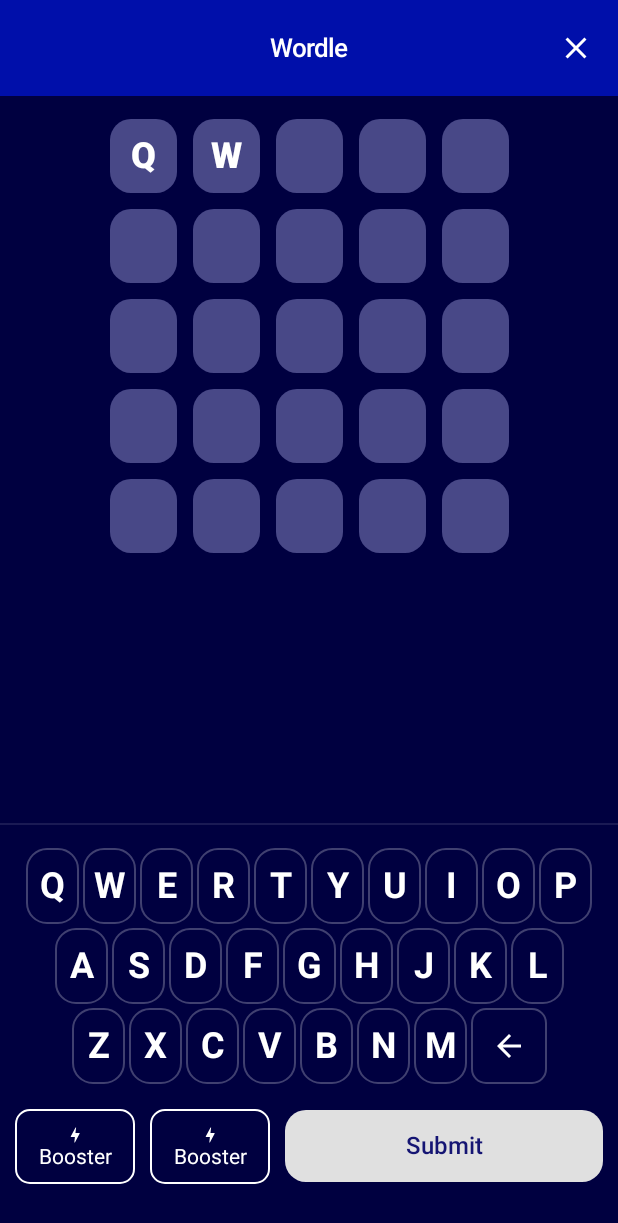
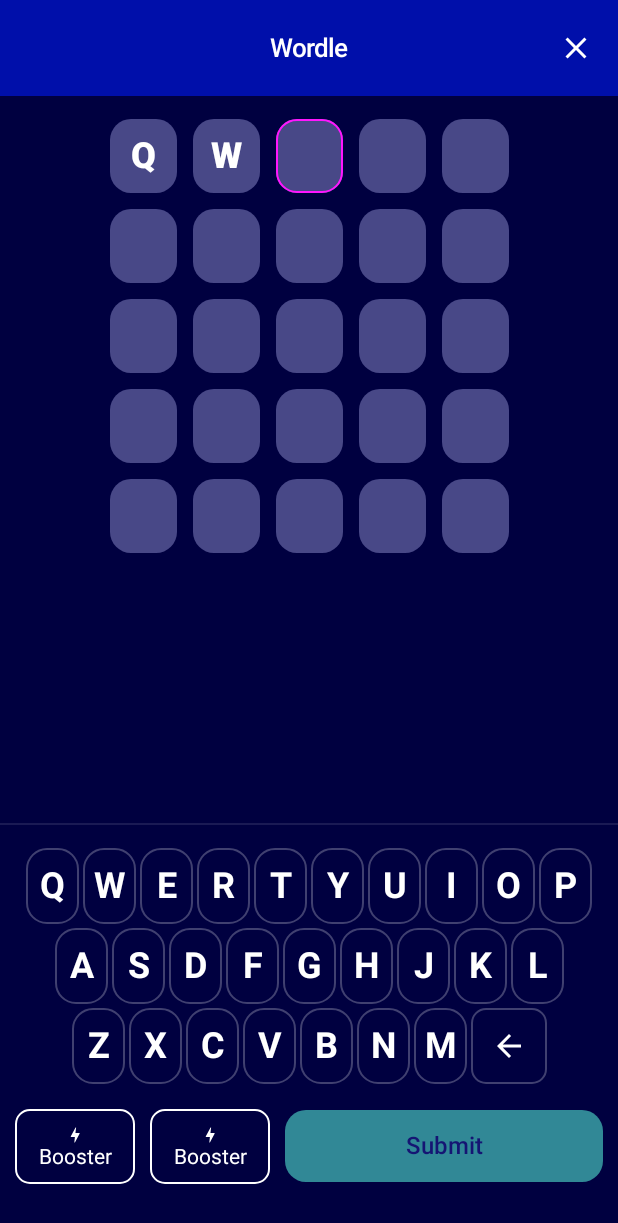
Before and after one commit to shaikhasif0727/Word-Game, an Android app built with Jetpack Compose: the screen it shows after launch (MainActivity), after a tap on an icon or button, on a phone screen of 412 x 824 dp. Shown: the top 1223 px of the screen. Run offline under Robolectric (Android 15) with nearby library versions, the phone set to English and light mode, and no system bars; our stand-ins replace Dagger/Hilt's generated code; 3 other taps on this screen came first.

Commit message:
Fix : Selecting Current Grid not showing.

```diff
--- a/wordle/src/main/java/com/uefa/wordle/presentation/WordleGameScreen.kt
+++ b/wordle/src/main/java/com/uefa/wordle/presentation/WordleGameScreen.kt
@@ -1,5 +1,6 @@
 package com.uefa.wordle.presentation
 
+import android.app.GameState
 import androidx.compose.foundation.Image
 import androidx.compose.foundation.background
 import androidx.compose.foundation.border
@@ -45,15 +46,6 @@ object WordleGame {
     fun open() {
         WordleGameScreenRoot()
     }
-}
-
-@Composable
-fun WordleGame() {
-    Box(
-        modifier = Modifier
-            .fillMaxSize()
-            .background(Color.White)
-    ) { }
 }
 
 @Composable
@@ -174,7 +166,13 @@ private fun WordleGameScreen(
                         shape = RoundedCornerShape(14.dp),
                         colors = ButtonDefaults.buttonColors(
                             backgroundColor = Theme.colors.base.interaction,
-                            contentColor = Theme.colors.elevation.elevation02
+                            contentColor = Theme.colors.elevation.elevation02,
+                            disabledBackgroundColor = Theme.colors.base.interaction.copy(
+                                0.55f
+                            ),
+                            disabledContentColor = Theme.colors.elevation.elevation02.copy(
+                                0.55f
+                            )
                         ),
                         onClick = {
                             onAction(WordleGameContract.Event.CheckGuess)
@@ -217,29 +215,24 @@ internal fun GuessBoard(state: WordleGameContract.State) {
         (0 until 5).forEach { rowIndex ->
             Row {
                 (0 until state.targetWord.length).forEach { colIndex ->
-                    val presLetter =
-                        state.guesses.getOrNull(rowIndex)?.getOrNull(colIndex - 1) ?: ' '
-                    val letter = state.guesses.getOrNull(rowIndex)?.getOrNull(colIndex) ?: ' '
-                    val isSelectedBox = letter == ' ' && presLetter != ' '
+                    val letter = getCurrentGridLetter(gameState = state,rowIndex = rowIndex, colIndex = colIndex)
                     Box(
                         modifier = Modifier
                             .width(55.dp)
                             .height(60.dp)
                             .padding(5.dp)
                             .background(
-                                getLetterColor(state, letter),
+                                getLetterColor(state = state, rowIndex = rowIndex, letter = letter),
                                 shape = RoundedCornerShape(14.dp)
                             )
-                            .then(
-                                Modifier.apply {
-                                    if (isSelectedBox)
-                                        border(
-                                            1.dp,
-                                            Theme.colors.base.accent01,
-                                            shape = RoundedCornerShape(14.dp)
-                                        )
-                                }
-                            ),
+                            .border(
+                                1.dp,
+                                if(!shouldHighlightBorder(gameState = state,rowIndex = rowIndex, colIndex = colIndex)) Color.Transparent
+                                else Theme.colors.base.accent01,
+                                shape = RoundedCornerShape(14.dp)
+                            )
+
+                        ,
                         contentAlignment = Alignment.Center
                     ) {
                         Text(
@@ -255,15 +248,32 @@ internal fun GuessBoard(state: WordleGameContract.State) {
     }
 }
 
-internal fun getLetterColor(state: WordleGameContract.State, letter: Char): Color {
-    return when (state.keyboardState[letter]) {
+internal fun getCurrentGridLetter(gameState: WordleGameContract.State, rowIndex: Int, colIndex: Int): Char {
+    val isCurrentRow = rowIndex == gameState.guesses.size
+    return if(isCurrentRow)
+        gameState.currentGuess.getOrNull(colIndex) ?:' '
+    else gameState.guesses.getOrNull(rowIndex)?.getOrNull(colIndex) ?: ' '
+}
+
+internal fun shouldHighlightBorder(gameState: WordleGameContract.State, rowIndex: Int, colIndex: Int): Boolean {
+    return rowIndex == gameState.guesses.size && colIndex == gameState.currentGuess.length
+}
+
+internal fun shouldHighlightBackground(gameState: WordleGameContract.State, rowIndex: Int): Boolean {
+    return rowIndex < gameState.guesses.size
+}
+
+internal fun getLetterColor(state: WordleGameContract.State,rowIndex:Int, letter: Char): Color {
+    return if(shouldHighlightBackground(gameState = state,rowIndex = rowIndex)) when (state.keyboardState[letter]) {
         LetterStatus.CORRECT -> Color.Green
         LetterStatus.PRESENT -> Color.Yellow
         LetterStatus.ABSENT -> Theme.colors.elevation.elevation03
         else -> Theme.colors.base.primary02.copy(
             0.75f
         )
-    }
+    } else Theme.colors.base.primary02.copy(
+        0.75f
+    )
 }
 
 internal fun getKeyboardColor(keyboardState: Map<Char, LetterStatus>, letter: Char): Color {
@@ -274,6 +284,9 @@ internal fun getKeyboardColor(keyboardState: Map<Char, LetterStatus>, letter: Ch
     }
 }
 
+fun isCharEmpty(c: Char): Boolean {
+    return c.isWhitespace()
+}
 
 @Composable
 fun GridKeyboard(keyboardState: Map<Char, LetterStatus>,onKeyPress: (Char) -> Unit, onBackspacePress: () -> Unit) {
@@ -307,7 +320,7 @@ fun GridKeyboard(keyboardState: Map<Char, LetterStatus>,onKeyPress: (Char) -> Un
                                 .border(
                                     width = 1.dp,
                                     Color.White.copy(0.25f),
-                                        RoundedCornerShape(14.dp)
+                                    RoundedCornerShape(14.dp)
                                 )
                                 .background(
                                     color = getKeyboardColor(keyboardState = keyboardState,letter),
--- a/wordle/src/main/java/com/uefa/wordle/presentation/WordleManager.kt
+++ b/wordle/src/main/java/com/uefa/wordle/presentation/WordleManager.kt
@@ -32,31 +32,31 @@ class WordleManager @Inject constructor() {
 
     fun addLetter(letter: Char) {
         _currentGuess += letter
-        val newGuesses =
-            if (currentWordleGuessList.isNotEmpty()) currentWordleGuessList.toMutableList().apply {
-                this[lastIndex] = _currentGuess
-            } else listOf<String>(_currentGuess)
+//        val newGuesses =
+//            if (currentWordleGuessList.isNotEmpty()) currentWordleGuessList.toMutableList().apply {
+//                this[lastIndex] = _currentGuess
+//            } else listOf<String>(_currentGuess)
         _wordleGuessListState.value = _wordleGuessListState.value.copy(
-            guessList = newGuesses,
+//            guessList = newGuesses,
             currentGuess = currentGuess
         )
     }
 
     fun removeLetter() {
         val currentGuess = _currentGuess.dropLast(1)
-        val newGuesses =
-            if (currentWordleGuessList.isNotEmpty()) currentWordleGuessList.toMutableList().apply {
-                this[lastIndex] = currentGuess
-            } else listOf<String>(currentGuess)
+//        val newGuesses =
+//            if (currentWordleGuessList.isNotEmpty()) currentWordleGuessList.toMutableList().apply {
+//                this[lastIndex] = currentGuess
+//            } else listOf<String>(currentGuess)
 
         _wordleGuessListState.value = _wordleGuessListState.value.copy(
-            guessList = newGuesses,
+//            guessList = newGuesses,
             currentGuess = currentGuess
         )
     }
 
     fun checkGuess() {
-        val newGuesses = currentWordleGuessList + ""
+        val newGuesses = currentWordleGuessList + currentGuess
         val newKeyboardState = _wordleGuessListState.value.keyboardState.toMutableMap()
 
         currentGuess.forEachIndexed { index, letter ->
```
